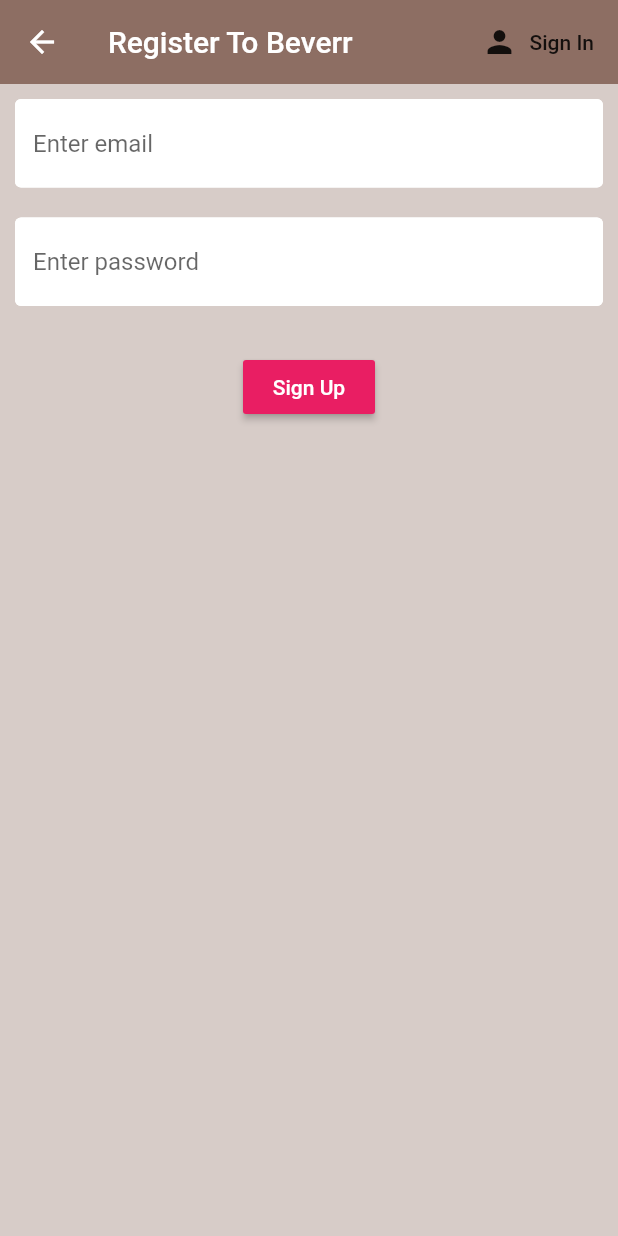
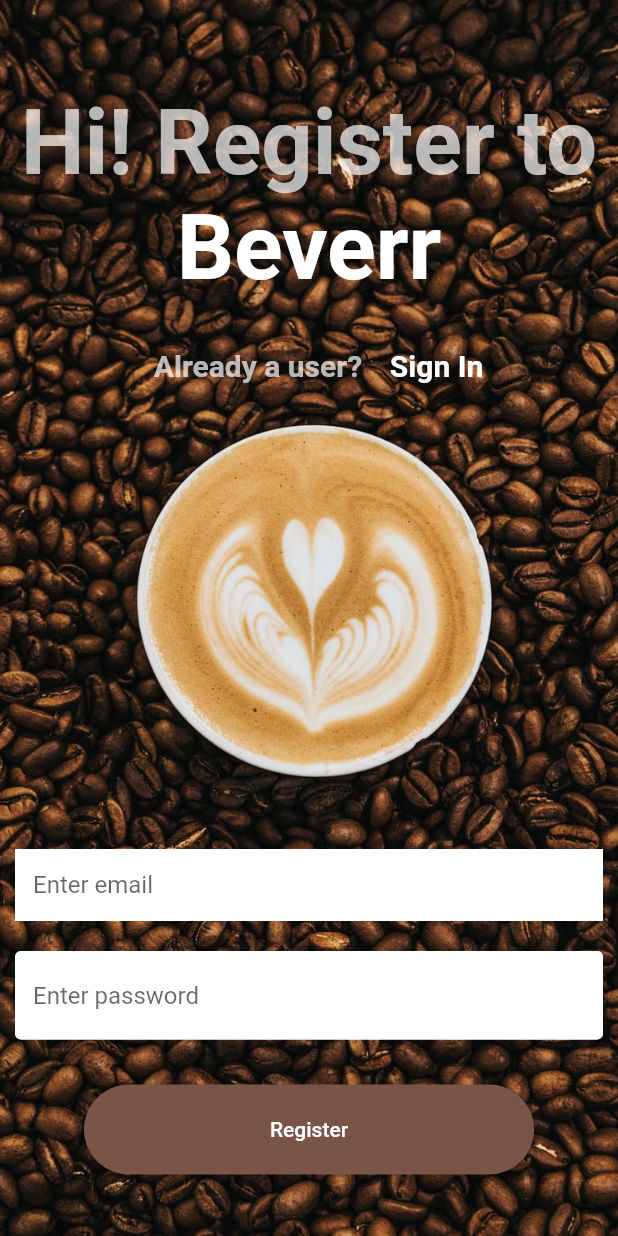
Before and after one commit to pranav-pundeer/Beverr, a Flutter app: the Register screen opened directly with empty values, after a tap on "Sign In", on a phone screen of 412 x 824 dp. Run offline on Flutter 3.47's test engine with Material 2 defaults, Android fonts, the light colour scheme and no system bars; our stand-ins replace cloud_firestore, firebase_auth, firebase_core, flutter_spinkit; accounts and stored records are empty.

Commit message:
Update register.dart

```diff
--- a/lib/screens/authentication/register.dart
+++ b/lib/screens/authentication/register.dart
@@ -25,31 +25,55 @@
 
   @override
   Widget build(BuildContext context) {
-    return loading? const Loading(): Scaffold(
+    return loading? Loading(): SafeArea(
+      child: Scaffold(
         backgroundColor: Colors.brown[100],
-      appBar: AppBar(
-        actions: [
-          FlatButton.icon(onPressed: (){
-            widget.toggleView();
-          },
-            icon: const Icon(Icons.person),
-            label: const Text('Sign In'),),
-        ],
-        elevation: 0.0,
-        backgroundColor: Colors.brown[400],
-        title: const Text('Register To Beverr' ),
+        body: Container(
+          decoration: const BoxDecoration(
+            image: DecorationImage(
+              image: AssetImage('images/coffee.jpg'),
+              fit: BoxFit.cover,
             ),
-      body: Container(
+          ),
           padding: const EdgeInsets.symmetric(vertical: 10, horizontal: 10),
           child: Form(
             key: _formkey,
             child: Column(
+              // mainAxisAlignment: MainAxisAlignment.spaceBetween,
               children: [
+                const SizedBox(height: 50,),
+                const Center(child: Text('Hi! Register to',
+                    textAlign: TextAlign.center,
+                    style: TextStyle(color: Colors.white70,
+                        fontWeight: FontWeight.bold,
+                        fontSize: 60))),
+                Center(child: Text('Beverr',
+                    textAlign: TextAlign.center,
+                    style: TextStyle(color: Colors.white,
+                        fontWeight: FontWeight.bold,
+                        fontSize: 60))),
+                SizedBox(height: 20,),
+                Center(
+                  child: Row(
+                    children: [
+                      SizedBox(width: 90,),
+                      const Center(child: Text('Already a user? ',
+                          textAlign: TextAlign.center,
+                          style: TextStyle(color: Colors.white70,
+                              fontWeight: FontWeight.bold,
+                              fontSize: 20))),
+                      FlatButton(onPressed: (){
+                        widget.toggleView();
+                      }, child: Text('Sign In', style: TextStyle(fontWeight: FontWeight.bold, color: Colors.white, fontSize: 20),))
+                    ],
+                  ),
+                ),
+                const Spacer(),
                 TextFormField(
                   validator: (value){
-                  return value!.isEmpty? 'email is required': null;
+                    return (value!.isEmpty? 'please enter a valid email': null);
                   },
-                decoration: textFieldDecoration.copyWith(hintText: 'Enter email'),
+                  decoration: textFieldDecoration.copyWith(hintText: 'Enter email', enabledBorder: InputBorder.none, focusedBorder: InputBorder.none, ),
                   onChanged: (value){
                     setState((){
                       email= value;
@@ -59,7 +83,7 @@
                 const SizedBox(height: 20,),
                 TextFormField(
                   validator: (value){
-                  return value!.length< 6? 'password should be of atleast 6 characters': null;
+                    return (value!.length<6? 'please enter a valid password (atleast 6 characters long)': null);
                   },
                   obscureText: true,
                   decoration: textFieldDecoration.copyWith(hintText: 'Enter password'),
@@ -70,7 +94,12 @@
                   },
                 ),
                 const SizedBox(height: 30,),
-              RaisedButton(
+                Container(
+                  height: 60,
+                  width: 300,
+                  child: RaisedButton(
+                    visualDensity: VisualDensity.adaptivePlatformDensity,
+                    shape: StadiumBorder(),
                     onPressed: ()async{
                         if(_formkey.currentState!.validate()){
                           setState(()=>loading= true);
@@ -81,15 +110,32 @@
                           }
                         }
                     },
-                color: Colors.pink,
-                child: const Text('Sign Up', style: TextStyle(color: Colors.white),),
+                    color: Colors.brown[500],
+                    child: const Text('Register', style: TextStyle(color: Colors.white, ),),
+                  ),
                 ),
                 const SizedBox(height: 15,),
-              Text(errorMessage, style: const TextStyle(color: Colors.red,fontSize: 15),),
+                Text(errorMessage,style: TextStyle(color: Colors.pink),),
               ],
+            ),
           ),
         ),
       ),
     );
   }
 }
+
+// RaisedButton(
+// onPressed: ()async{
+// if(_formkey.currentState!.validate()){
+// setState(()=>loading= true);
+// dynamic result= await _auth.registerWithMailAndPassword(email, password);
+// if(result== null){
+// setState(()=> errorMessage= 'please enter a valid email');
+// loading= false;
+// }
+// }
+// },
+// color: Colors.pink,
+// child: const Text('Sign Up', style: TextStyle(color: Colors.white),),
+// ),
```
Lines whose indentation alone changed are shown as unchanged.
